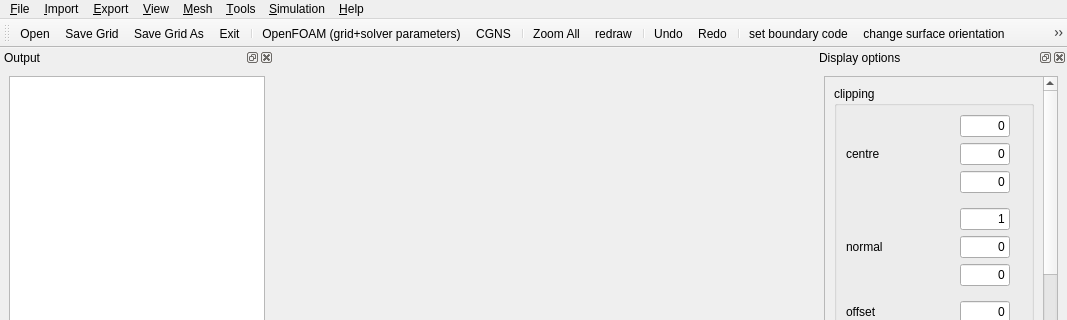
First picture: the form in src/guimainwindow.ui, repository enGits/engrid, before the edit; both pictures show x 0 to 1067 and y 0 to 320 of the 1067 by 799 pixel window.
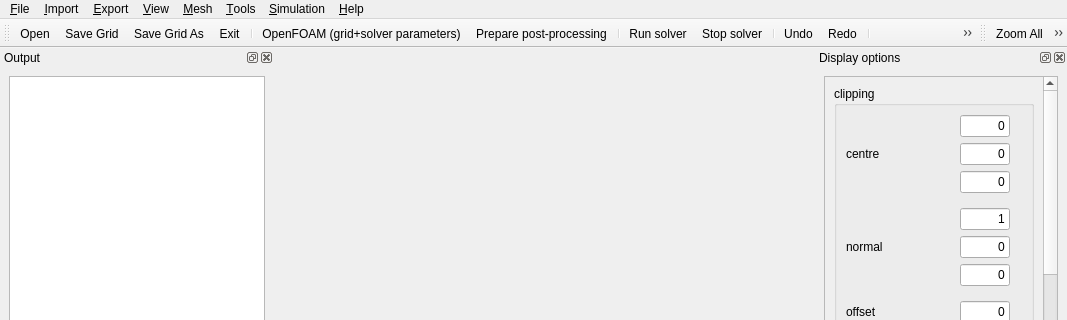
Second picture: the form after the edit. Icons and pictures are not drawn. Custom widgets are drawn as their Qt base class.

Diff of the .ui file:
```diff
--- a/src/guimainwindow.ui
+++ b/src/guimainwindow.ui
@@ -208,10 +208,10 @@
    <addaction name="actionExit"/>
    <addaction name="separator"/>
    <addaction name="actionFoamCaseWriter"/>
-   <addaction name="actionExportCGNS"/>
+   <addaction name="actionPreparePostProcessing"/>
    <addaction name="separator"/>
-   <addaction name="actionZoomAll"/>
-   <addaction name="actionRedraw"/>
+   <addaction name="actionRunSolver"/>
+   <addaction name="actionStopProcesses"/>
    <addaction name="separator"/>
    <addaction name="actionUndo"/>
    <addaction name="actionRedo"/>
@@ -226,13 +226,6 @@
    <addaction name="actionDeleteVolumeGrid"/>
    <addaction name="actionCreateBoundaryLayer"/>
    <addaction name="actionDivideBoundaryLayer"/>
-   <addaction name="separator"/>
-   <addaction name="actionViewZP"/>
-   <addaction name="actionViewZM"/>
-   <addaction name="actionViewXM"/>
-   <addaction name="actionViewXP"/>
-   <addaction name="actionViewYP"/>
-   <addaction name="actionViewYM"/>
    <addaction name="actionCreateSurfaceMesh"/>
   </widget>
   <widget class="QDockWidget" name="dockWidget_DisplayOptions">
@@ -870,6 +863,26 @@
     </layout>
    </widget>
   </widget>
+  <widget class="QToolBar" name="toolBarMain">
+   <property name="windowTitle">
+    <string>toolBar_2</string>
+   </property>
+   <attribute name="toolBarArea">
+    <enum>TopToolBarArea</enum>
+   </attribute>
+   <attribute name="toolBarBreak">
+    <bool>false</bool>
+   </attribute>
+   <addaction name="actionZoomAll"/>
+   <addaction name="actionRedraw"/>
+   <addaction name="separator"/>
+   <addaction name="actionViewZP"/>
+   <addaction name="actionViewZM"/>
+   <addaction name="actionViewXM"/>
+   <addaction name="actionViewXP"/>
+   <addaction name="actionViewYP"/>
+   <addaction name="actionViewYM"/>
+  </widget>
   <action name="actionExit">
    <property name="icon">
     <iconset resource="engrid.qrc">
```
Left out of the diff: 13 changed lines with no effect on the pictures.
